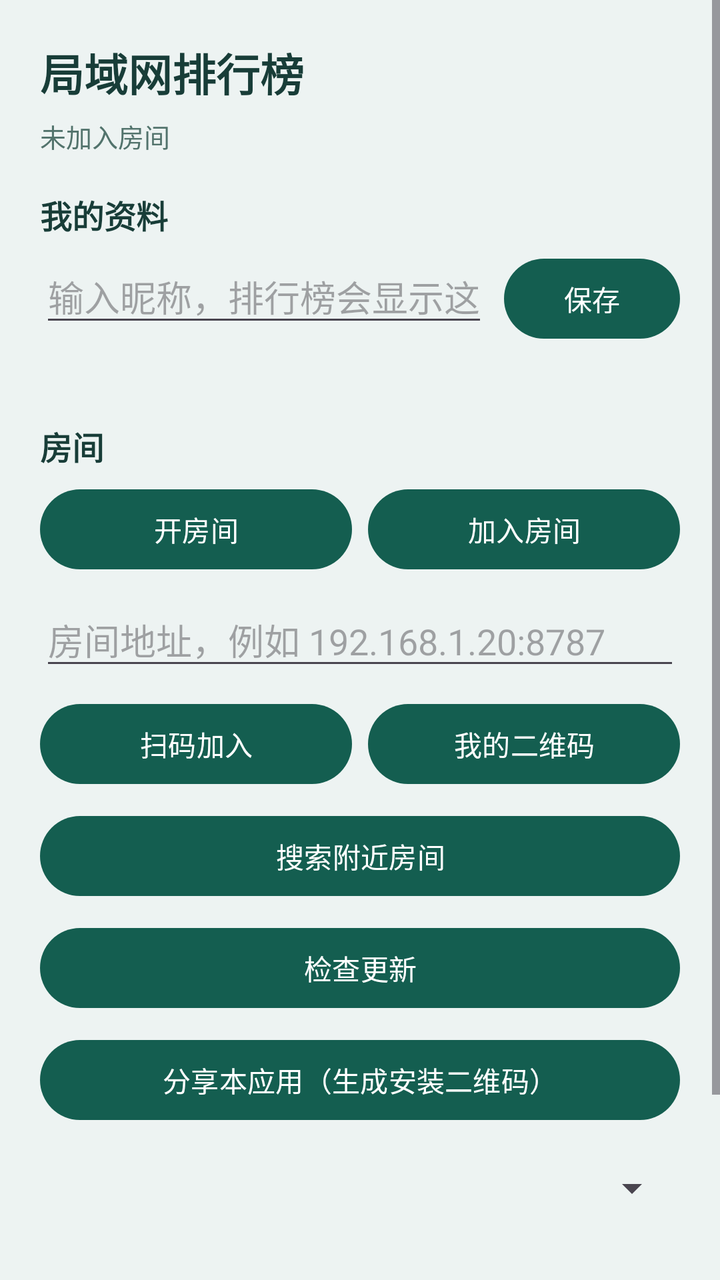
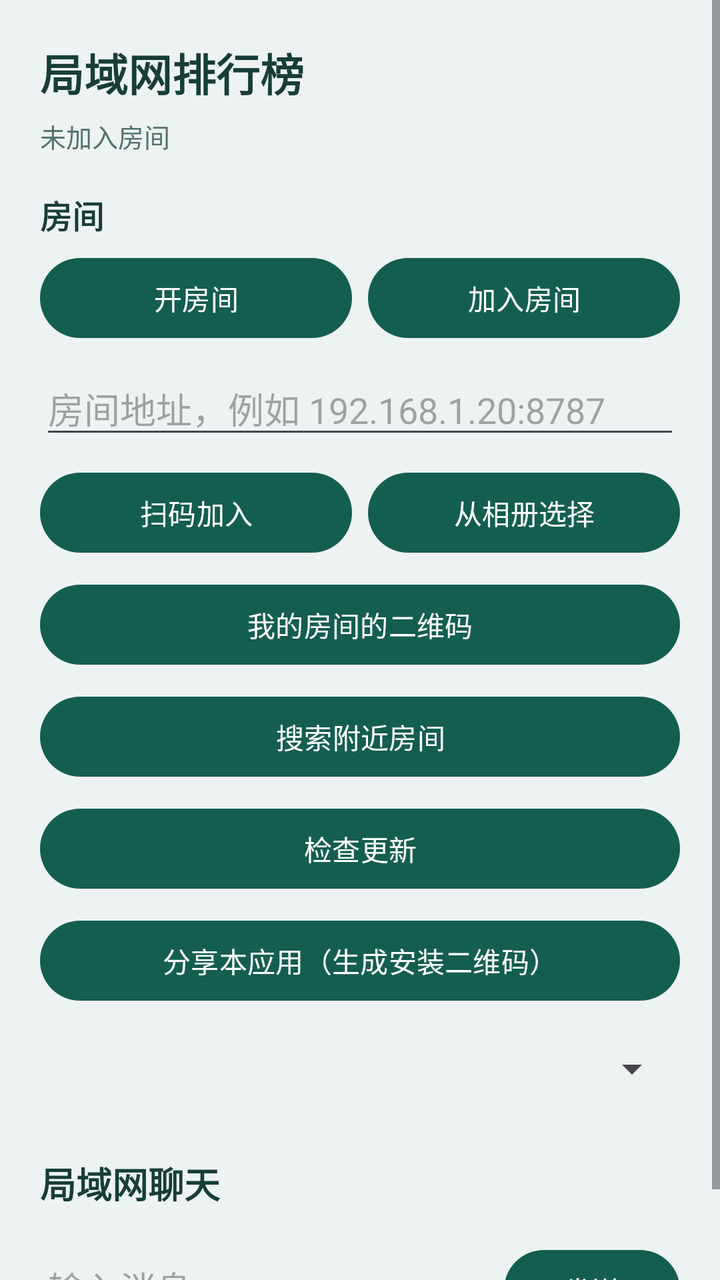

Compare the two renders of this Android layout. The source of the first and the diff that turns it into the second are given below.
<!-- AndroidManifest.xml: application theme Theme.CampusSport -->
<!-- res/layout/activity_leaderboard.xml -->
<?xml version="1.0" encoding="utf-8"?>
<ScrollView xmlns:android="http://schemas.android.com/apk/res/android"
    android:layout_width="match_parent"
    android:layout_height="match_parent"
    android:background="@color/brand_bg"
    android:fillViewport="true">

    <LinearLayout
        android:layout_width="match_parent"
        android:layout_height="wrap_content"
        android:orientation="vertical"
        android:padding="20dp">

        <TextView
            android:layout_width="wrap_content"
            android:layout_height="wrap_content"
            android:text="@string/board_title"
            android:textColor="@color/brand_ink"
            android:textSize="22sp"
            android:textStyle="bold" />

        <TextView
            android:id="@+id/roomStatus"
            android:layout_width="match_parent"
            android:layout_height="wrap_content"
            android:layout_marginTop="6dp"
            android:text="@string/room_idle"
            android:textColor="@color/brand_muted"
            android:textSize="13sp" />

        
        <TextView
            android:layout_width="wrap_content"
            android:layout_height="wrap_content"
            android:layout_marginTop="18dp"
            android:text="@string/profile_title"
            android:textColor="@color/brand_ink"
            android:textSize="16sp"
            android:textStyle="bold" />

        <LinearLayout
            android:layout_width="match_parent"
            android:layout_height="wrap_content"
            android:layout_marginTop="6dp"
            android:orientation="horizontal">

            <EditText
                android:id="@+id/usernameInput"
                android:layout_width="0dp"
                android:layout_height="wrap_content"
                android:layout_weight="1"
                android:hint="@string/profile_name_hint"
                android:inputType="textPersonName"
                android:maxLength="20"
                android:maxLines="1" />

            <Button
                android:id="@+id/usernameSave"
                android:layout_width="wrap_content"
                android:layout_height="wrap_content"
                android:layout_marginStart="8dp"
                android:text="@string/profile_save" />
        </LinearLayout>

        <TextView
            android:id="@+id/myDeviceId"
            android:layout_width="match_parent"
            android:layout_height="wrap_content"
            android:layout_marginTop="4dp"
            android:textColor="@color/brand_muted"
            android:textSize="12sp" />

        
        <TextView
            android:layout_width="wrap_content"
            android:layout_height="wrap_content"
            android:layout_marginTop="18dp"
            android:text="@string/room_title"
            android:textColor="@color/brand_ink"
            android:textSize="16sp"
            android:textStyle="bold" />

        <LinearLayout
            android:layout_width="match_parent"
            android:layout_height="wrap_content"
            android:layout_marginTop="6dp"
            android:orientation="horizontal">

            <Button
                android:id="@+id/hostButton"
                android:layout_width="0dp"
                android:layout_height="wrap_content"
                android:layout_weight="1"
                android:text="@string/room_host" />

            <Button
                android:id="@+id/joinButton"
                android:layout_width="0dp"
                android:layout_height="wrap_content"
                android:layout_marginStart="8dp"
                android:layout_weight="1"
                android:text="@string/room_join" />
        </LinearLayout>

        <EditText
            android:id="@+id/roomAddress"
            android:layout_width="match_parent"
            android:layout_height="wrap_content"
            android:layout_marginTop="8dp"
            android:hint="@string/room_address_hint"
            android:inputType="textUri"
            android:maxLines="1" />

        <LinearLayout
            android:layout_width="match_parent"
            android:layout_height="wrap_content"
            android:layout_marginTop="8dp"
            android:orientation="horizontal">

            <Button
                android:id="@+id/scanButton"
                android:layout_width="0dp"
                android:layout_height="wrap_content"
                android:layout_weight="1"
                android:text="@string/room_scan" />

            <Button
                android:id="@+id/showQrButton"
                android:layout_width="0dp"
                android:layout_height="wrap_content"
                android:layout_marginStart="8dp"
                android:layout_weight="1"
                android:text="@string/room_show_qr" />
        </LinearLayout>

        <Button
            android:id="@+id/discoverButton"
            android:layout_width="match_parent"
            android:layout_height="wrap_content"
            android:layout_marginTop="8dp"
            android:text="@string/room_discover" />

        <Button
            android:id="@+id/checkUpdateButton"
            android:layout_width="match_parent"
            android:layout_height="wrap_content"
            android:layout_marginTop="8dp"
            android:text="@string/update_check" />

        <Button
            android:id="@+id/shareAppButton"
            android:layout_width="match_parent"
            android:layout_height="wrap_content"
            android:layout_marginTop="8dp"
            android:text="@string/share_app" />

        
        <Spinner
            android:id="@+id/rangeSpinner"
            android:layout_width="match_parent"
            android:layout_height="wrap_content"
            android:layout_marginTop="18dp" />

        <LinearLayout
            android:id="@+id/boardBox"
            android:layout_width="match_parent"
            android:layout_height="wrap_content"
            android:layout_marginTop="8dp"
            android:orientation="vertical" />

        
        <TextView
            android:layout_width="wrap_content"
            android:layout_height="wrap_content"
            android:layout_marginTop="24dp"
            android:text="@string/chat_title"
            android:textColor="@color/brand_ink"
            android:textSize="18sp"
            android:textStyle="bold" />

        <LinearLayout
            android:id="@+id/chatBox"
            android:layout_width="match_parent"
            android:layout_height="wrap_content"
            android:layout_marginTop="8dp"
            android:orientation="vertical" />

        <LinearLayout
            android:layout_width="match_parent"
            android:layout_height="wrap_content"
            android:layout_marginTop="8dp"
            android:orientation="horizontal">

            <EditText
                android:id="@+id/chatInput"
                android:layout_width="0dp"
                android:layout_height="wrap_content"
                android:layout_weight="1"
                android:hint="@string/chat_hint"
                android:maxLines="1" />

            <Button
                android:id="@+id/chatSend"
                android:layout_width="wrap_content"
                android:layout_height="wrap_content"
                android:layout_marginStart="8dp"
                android:text="@string/chat_send" />
        </LinearLayout>
    </LinearLayout>
</ScrollView>
<!-- resources referenced by this layout -->
<resources>
  <color name="brand_bg">#EDF3F2</color>
  <color name="brand_ink">#183D38</color>
  <color name="brand_muted">#52736C</color>
  <string name="board_title">局域网排行榜</string>
  <string name="chat_hint">输入消息</string>
  <string name="chat_send">发送</string>
  <string name="chat_title">局域网聊天</string>
  <string name="profile_name_hint">输入昵称，排行榜会显示这个</string>
  <string name="profile_save">保存</string>
  <string name="profile_title">我的资料</string>
  <string name="room_address_hint">房间地址，例如 192.168.1.20:8787</string>
  <string name="room_discover">搜索附近房间</string>
  <string name="room_host">开房间</string>
  <string name="room_idle">未加入房间</string>
  <string name="room_join">加入房间</string>
  <string name="room_scan">扫码加入</string>
  <string name="room_show_qr">我的二维码</string>
  <string name="room_title">房间</string>
  <string name="share_app">分享本应用（生成安装二维码）</string>
  <string name="update_check">检查更新</string>
  <style name="Theme.CampusSport" parent="Theme.Material3.DayNight.NoActionBar">
          <item name="colorPrimary">@color/brand_green</item>
          <item name="colorOnPrimary">#FFFFFF</item>
          <item name="colorSurface">@color/brand_bg</item>
          <item name="colorOnSurface">@color/brand_ink</item>
          <item name="android:statusBarColor">@color/brand_green</item>
          <item name="android:navigationBarColor">@color/brand_bg</item>
          <item name="android:windowLightStatusBar">false</item>
      </style>
  <color name="brand_green">#145E50</color>
</resources>

<!-- the commit's change to res/layout/activity_leaderboard.xml (unified diff, before → after) -->
@@ -27,48 +27,6 @@
             android:text="@string/room_idle"
             android:textColor="@color/brand_muted"
             android:textSize="13sp" />
-
-        
-        <TextView
-            android:layout_width="wrap_content"
-            android:layout_height="wrap_content"
-            android:layout_marginTop="18dp"
-            android:text="@string/profile_title"
-            android:textColor="@color/brand_ink"
-            android:textSize="16sp"
-            android:textStyle="bold" />
-
-        <LinearLayout
-            android:layout_width="match_parent"
-            android:layout_height="wrap_content"
-            android:layout_marginTop="6dp"
-            android:orientation="horizontal">
-
-            <EditText
-                android:id="@+id/usernameInput"
-                android:layout_width="0dp"
-                android:layout_height="wrap_content"
-                android:layout_weight="1"
-                android:hint="@string/profile_name_hint"
-                android:inputType="textPersonName"
-                android:maxLength="20"
-                android:maxLines="1" />
-
-            <Button
-                android:id="@+id/usernameSave"
-                android:layout_width="wrap_content"
-                android:layout_height="wrap_content"
-                android:layout_marginStart="8dp"
-                android:text="@string/profile_save" />
-        </LinearLayout>
-
-        <TextView
-            android:id="@+id/myDeviceId"
-            android:layout_width="match_parent"
-            android:layout_height="wrap_content"
-            android:layout_marginTop="4dp"
-            android:textColor="@color/brand_muted"
-            android:textSize="12sp" />
 
         
         <TextView
@@ -125,13 +83,20 @@
                 android:text="@string/room_scan" />
 
             <Button
-                android:id="@+id/showQrButton"
+                android:id="@+id/albumScanButton"
                 android:layout_width="0dp"
                 android:layout_height="wrap_content"
                 android:layout_marginStart="8dp"
                 android:layout_weight="1"
-                android:text="@string/room_show_qr" />
+                android:text="@string/room_scan_album" />
         </LinearLayout>
+
+        <Button
+            android:id="@+id/showQrButton"
+            android:layout_width="match_parent"
+            android:layout_height="wrap_content"
+            android:layout_marginTop="8dp"
+            android:text="@string/room_show_qr" />
 
         <Button
             android:id="@+id/discoverButton"
<!-- resource entries referenced after the edit -->
@@ -7,16 +7,14 @@
   <string name="chat_hint">输入消息</string>
   <string name="chat_send">发送</string>
   <string name="chat_title">局域网聊天</string>
-  <string name="profile_name_hint">输入昵称，排行榜会显示这个</string>
-  <string name="profile_save">保存</string>
-  <string name="profile_title">我的资料</string>
   <string name="room_address_hint">房间地址，例如 192.168.1.20:8787</string>
   <string name="room_discover">搜索附近房间</string>
   <string name="room_host">开房间</string>
   <string name="room_idle">未加入房间</string>
   <string name="room_join">加入房间</string>
   <string name="room_scan">扫码加入</string>
-  <string name="room_show_qr">我的二维码</string>
+  <string name="room_scan_album">从相册选择</string>
+  <string name="room_show_qr">我的房间的二维码</string>
   <string name="room_title">房间</string>
   <string name="share_app">分享本应用（生成安装二维码）</string>
   <string name="update_check">检查更新</string>
